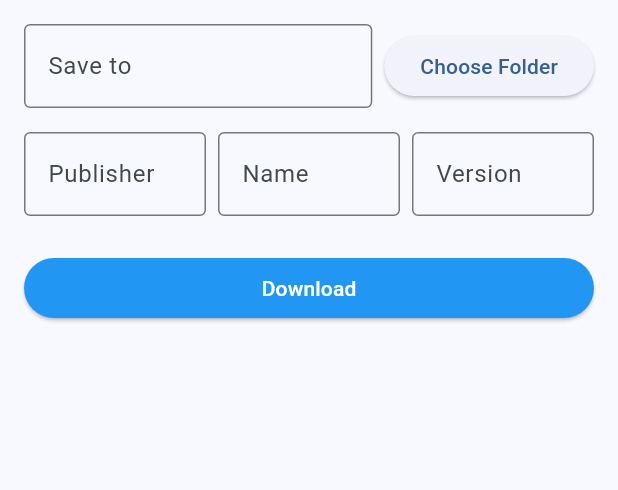
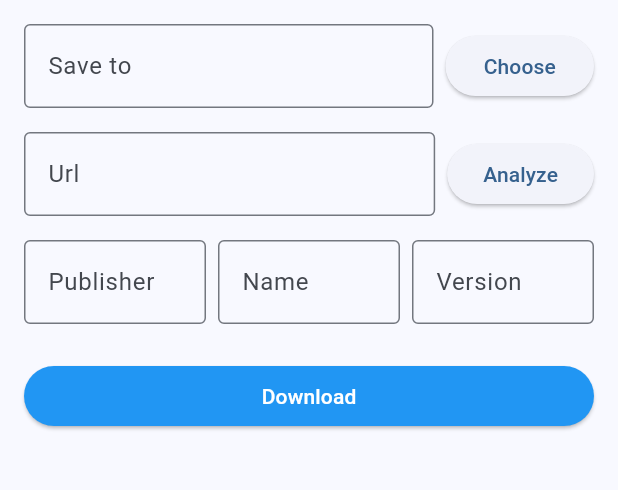
Before and after one commit to Kayxue/VSCodeExtensionDownloader, a Flutter app: the screen it shows after launch, on a phone screen of 412 x 824 dp, the part 84-574 px from its top. Run offline on Flutter 3.47's test engine with Material 3 defaults, Android fonts, the light colour scheme and no system bars; our stand-ins replace file_picker; missing offline and left inert: background_downloader, folder_permission_checker, open_dir.

Commit message:
Link analyze field test

```diff
--- a/lib/Widgets/Inputs.dart
+++ b/lib/Widgets/Inputs.dart
@@ -4,13 +4,19 @@ import 'package:flutter/material.dart';
 
 class Inputs extends StatelessWidget {
   final TextEditingController controller;
+  final TextEditingController publisherController;
+  final TextEditingController nameController;
   final TaskStatus? taskStatus;
   final String publisher;
   final String name;
   final String version;
+  final String url;
   final Function(String) setPublisher;
   final Function(String) setName;
   final Function(String) setVersion;
+  final Function(String) setUrl;
+  final Function(String) setPublisherValue;
+  final Function(String) setNameValue;
 
   const Inputs({
     super.key,
@@ -22,6 +28,12 @@ class Inputs extends StatelessWidget {
     required this.setName,
     required this.setVersion,
     required this.controller,
+    required this.url,
+    required this.setUrl,
+    required this.publisherController,
+    required this.nameController,
+    required this.setPublisherValue,
+    required this.setNameValue,
   });
 
   @override
@@ -41,7 +53,9 @@ class Inputs extends StatelessWidget {
               ),
             ),
             const SizedBox(width: 8),
-            ElevatedButton(
+            SizedBox(
+              width: 99,
+              child: ElevatedButton(
                 onPressed: taskStatus == TaskStatus.running
                     ? null
                     : () async {
@@ -51,7 +65,8 @@ class Inputs extends StatelessWidget {
                           controller.text = directory;
                         }
                       },
-              child: Text('Choose Folder'),
+                child: Text('Choose'),
+              ),
             ),
           ],
         ),
@@ -60,6 +75,81 @@ class Inputs extends StatelessWidget {
           children: [
             Expanded(
               child: TextField(
+                decoration: InputDecoration(
+                  border: OutlineInputBorder(),
+                  labelText: 'Url',
+                ),
+                onChanged: (value) => setUrl(value),
+              ),
+            ),
+            const SizedBox(width: 8),
+            ElevatedButton(
+              onPressed: taskStatus == TaskStatus.running
+                  ? null
+                  : () async {
+                      try {
+                        final uri = Uri.parse(url);
+                        if (!uri.isAbsolute ||
+                            uri.origin !=
+                                "https://marketplace.visualstudio.com") {
+                          ScaffoldMessenger.of(context).showSnackBar(
+                            SnackBar(
+                              content: Text(
+                                "Seems that the link isn't from Visual Studio Marketplace",
+                              ),
+                            ),
+                          );
+                          return;
+                        }
+                        if (!uri.queryParameters.containsKey("itemName")) {
+                          ScaffoldMessenger.of(context).showSnackBar(
+                            SnackBar(
+                              content: Text(
+                                "Can't analyze publisher and name from url",
+                              ),
+                            ),
+                          );
+                          return;
+                        }
+                        final itemName = uri.queryParameters["itemName"]!;
+                        if (itemName.isEmpty) {
+                          ScaffoldMessenger.of(context).showSnackBar(
+                            SnackBar(
+                              content: Text(
+                                "Can't analyze publisher and name from url",
+                              ),
+                            ),
+                          );
+                          return;
+                        }
+                        final info = itemName.split(".");
+                        if (info.length != 2 || info.contains("")) {
+                          ScaffoldMessenger.of(context).showSnackBar(
+                            SnackBar(
+                              content: Text(
+                                "Can't analyze publisher and name from url",
+                              ),
+                            ),
+                          );
+                          return;
+                        }
+                        final [pub, nam, ..._] = info;
+                        setPublisherValue(pub);
+                        setNameValue(nam);
+                      } on FormatException {
+                        return;
+                      }
+                    },
+              child: Text('Analyze'),
+            ),
+          ],
+        ),
+        const SizedBox(height: 16),
+        Row(
+          children: [
+            Expanded(
+              child: TextField(
+                controller: publisherController,
                 decoration: InputDecoration(
                   border: OutlineInputBorder(),
                   labelText: 'Publisher',
@@ -71,6 +161,7 @@ class Inputs extends StatelessWidget {
             const SizedBox(width: 8),
             Expanded(
               child: TextField(
+                controller: nameController,
                 decoration: InputDecoration(
                   border: OutlineInputBorder(),
                   labelText: 'Name',
--- a/lib/main.dart
+++ b/lib/main.dart
@@ -37,6 +37,10 @@ class MyHomePage extends StatefulWidget {
 
 class _MyHomePageState extends State<MyHomePage> {
   late final TextEditingController _controller = TextEditingController();
+  late final TextEditingController publisherController =
+      TextEditingController();
+  late final TextEditingController nameController = TextEditingController();
+  String url = "";
   String publisher = "";
   String name = "";
   String version = "";
@@ -74,15 +78,33 @@ class _MyHomePageState extends State<MyHomePage> {
     ).then((value) => value ?? false);
   }
 
+  void setUrl(String value) {
+    setState(() {
+      url = value;
+    });
+  }
+
   void setPublisher(String value) {
     setState(() {
       publisher = value;
     });
   }
 
+  void setPublisherValue(String value) {
+    setState(() {
+      publisherController.text = value;
+    });
+  }
+
   void setName(String value) {
     setState(() {
       name = value;
+    });
+  }
+
+  void setNameValue(String value) {
+    setState(() {
+      nameController.text = value;
     });
   }
 
@@ -97,7 +119,7 @@ class _MyHomePageState extends State<MyHomePage> {
     return regex.hasMatch(version);
   }
 
-  void checkFields() {
+  bool checkFields() {
     if (publisher.isEmpty ||
         name.isEmpty ||
         version.isEmpty ||
@@ -105,14 +127,15 @@ class _MyHomePageState extends State<MyHomePage> {
       ScaffoldMessenger.of(
         context,
       ).showSnackBar(SnackBar(content: Text('Please fill in all fields.')));
-      return;
+      return false;
     }
     if (!validateVersion(version)) {
       ScaffoldMessenger.of(context).showSnackBar(
         SnackBar(content: Text('Invalid version format. Use x.x.x')),
       );
-      return;
+      return false;
     }
+    return true;
   }
 
   Future<bool> checkLocationPermission(String path) async {
@@ -212,13 +235,19 @@ class _MyHomePageState extends State<MyHomePage> {
           children: [
             Inputs(
               taskStatus: taskStatus,
+              url: url,
               publisher: publisher,
               name: name,
               version: version,
+              setUrl: setUrl,
               setPublisher: setPublisher,
               setName: setName,
               setVersion: setVersion,
               controller: _controller,
+              publisherController: publisherController,
+              nameController: nameController,
+              setNameValue: setNameValue,
+              setPublisherValue: setPublisherValue,
             ),
             const SizedBox(height: 24),
             Row(
@@ -228,7 +257,9 @@ class _MyHomePageState extends State<MyHomePage> {
                     onPressed: taskStatus == TaskStatus.running
                         ? null
                         : () async {
-                            checkFields();
+                            if (!checkFields()) {
+                              return;
+                            }
                             final confirmResult =
                                 await showDownloadConfirmationDialog(
                                   context,
```
Lines whose indentation alone changed are shown as unchanged.
